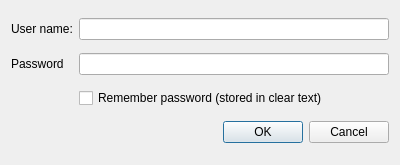
dmzgroup/forge, file frameworks/webservices/plugins/qt/LoginDialog.ui: the form before one commit.
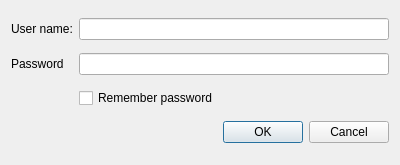
The form after the commit.

Commit message: updated login dialog to save username and password to session file

Diff of the .ui file:
```diff
--- a/frameworks/webservices/plugins/qt/LoginDialog.ui
+++ b/frameworks/webservices/plugins/qt/LoginDialog.ui
@@ -51,7 +51,7 @@
    <item row="2" column="1">
     <widget class="QCheckBox" name="rememberMe">
      <property name="text">
-      <string>Remember password (stored in clear text)</string>
+      <string>Remember password</string>
      </property>
     </widget>
    </item>
```
Left out of the diff: 6 changed lines with no effect on the pictures. The commit also changes 6 other files.
